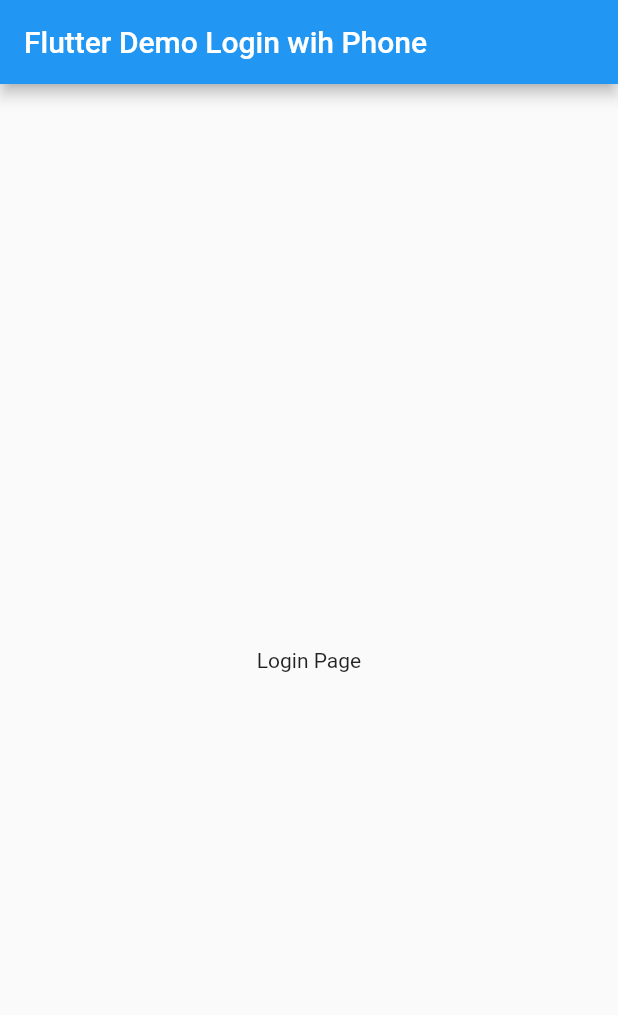
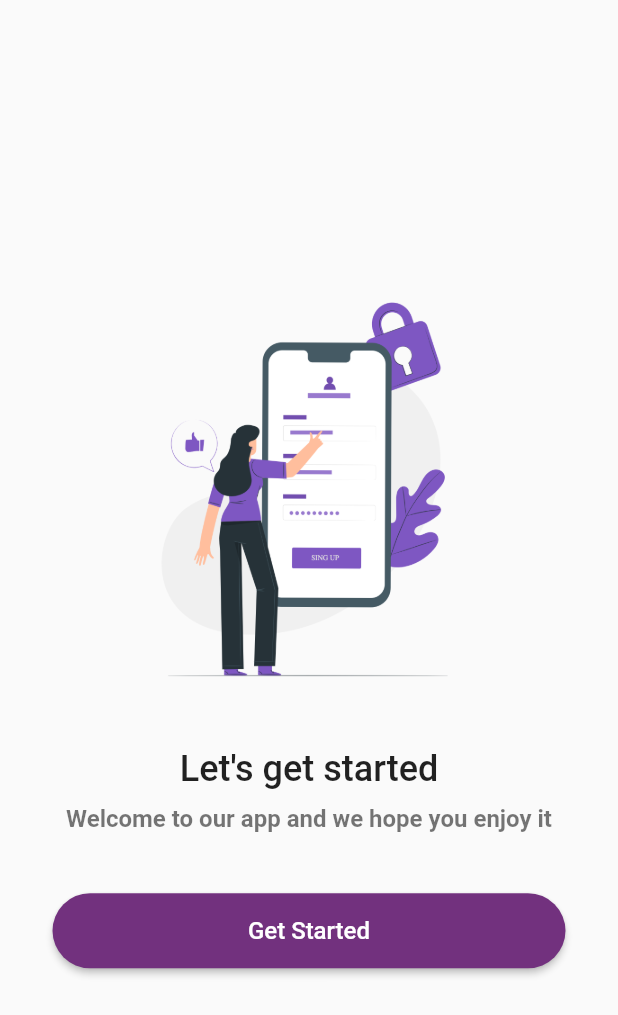
Before and after one commit to Thiennguyen21it/Login-with-phone, a Flutter app: the screen it shows after launch, on a phone screen of 412 x 824 dp. Shown: the top 1015 px of the screen. Run offline on Flutter 3.47's test engine with Material 2 defaults, Android fonts, the phone set to English and light mode, and no system bars; our stand-ins replace country_picker.

Commit message:
login UI

```diff
--- a/lib/login_page.dart
+++ /dev/null
@@ -1,22 +0,0 @@
-import 'package:flutter/material.dart';
-
-class LoginPage extends StatefulWidget {
-  const LoginPage({super.key});
-
-  @override
-  State<LoginPage> createState() => _LoginPageState();
-}
-
-class _LoginPageState extends State<LoginPage> {
-  @override
-  Widget build(BuildContext context) {
-    return Scaffold(
-      appBar: AppBar(
-        title: const Text('Flutter Demo Login wih Phone'),
-      ),
-      body: const Center(
-        child: Text('Login Page'),
-      ),
-    );
-  }
-}
--- a/lib/main.dart
+++ b/lib/main.dart
@@ -1,6 +1,5 @@
 import 'package:flutter/material.dart';
-
-import 'login_page.dart';
+import 'package:phone_auths/screens/welcome_screen.dart';
 
 void main() {
   runApp(const MyApp());
@@ -13,11 +12,12 @@
   @override
   Widget build(BuildContext context) {
     return MaterialApp(
-      title: 'Flutter Demo',
+      debugShowCheckedModeBanner: false,
+      title: 'Flutter Phone Auths',
       theme: ThemeData(
         primarySwatch: Colors.blue,
       ),
-      home: const LoginPage(),
+      home: const WelcomeScreen(),
     );
   }
 }
--- /dev/null
+++ b/lib/screens/welcome_screen.dart
@@ -0,0 +1,70 @@
+import 'package:flutter/material.dart';
+import 'package:phone_auths/screens/register_screen.dart';
+import 'package:phone_auths/widgets/custom_button.dart';
+
+class WelcomeScreen extends StatefulWidget {
+  const WelcomeScreen({super.key});
+
+  @override
+  State<WelcomeScreen> createState() => _WelcomeScreenState();
+}
+
+class _WelcomeScreenState extends State<WelcomeScreen> {
+  @override
+  Widget build(BuildContext context) {
+    return Scaffold(
+      body: SafeArea(
+        child: Center(
+          child: Padding(
+            padding: const EdgeInsets.symmetric(vertical: 25, horizontal: 35),
+            child: Column(
+              mainAxisAlignment: MainAxisAlignment.center,
+              crossAxisAlignment: CrossAxisAlignment.center,
+              children: [
+                Image.asset(
+                  "assets/image1.png",
+                  height: 300,
+                ),
+                const SizedBox(
+                  height: 20,
+                ),
+                const Text(
+                  "Let's get started",
+                  style: TextStyle(fontSize: 24, fontWeight: FontWeight.w500),
+                ),
+                const SizedBox(
+                  height: 10,
+                ),
+                const Text(
+                  "Welcome to our app and we hope you enjoy it",
+                  style: TextStyle(
+                      fontSize: 16,
+                      color: Colors.black54,
+                      fontWeight: FontWeight.bold),
+                ),
+                const SizedBox(
+                  height: 40,
+                ),
+                SizedBox(
+                  width: double.infinity,
+                  height: 50,
+                  child: CustomButton(
+                    text: "Get Started",
+                    onPressed: () {
+                      Navigator.push(
+                        context,
+                        MaterialPageRoute(
+                          builder: (context) => const RegisterScreen(),
+                        ),
+                      );
+                    },
+                  ),
+                )
+              ],
+            ),
+          ),
+        ),
+      ),
+    );
+  }
+}
--- /dev/null
+++ b/lib/widgets/custom_button.dart
@@ -0,0 +1,26 @@
+import 'package:flutter/material.dart';
+
+class CustomButton extends StatelessWidget {
+  final String text;
+  final VoidCallback onPressed;
+
+  const CustomButton({super.key, required this.text, required this.onPressed});
+
+  @override
+  Widget build(BuildContext context) {
+    return ElevatedButton(
+      onPressed: onPressed,
+      style: ElevatedButton.styleFrom(
+        primary: const Color.fromARGB(255, 114, 49, 126),
+        onPrimary: Colors.white,
+        shape: RoundedRectangleBorder(
+          borderRadius: BorderRadius.circular(25),
+        ),
+      ),
+      child: Text(
+        text,
+        style: const TextStyle(fontSize: 16),
+      ),
+    );
+  }
+}
```
Also changed, not shown: lib/screens/register_screen.dart (added, +153 -0 lines), pubspec.yaml (+10 -20 lines), assets/image1.png (added), assets/image2.png (added), assets/image3.png (added), pubspec.lock, 4 other files.
